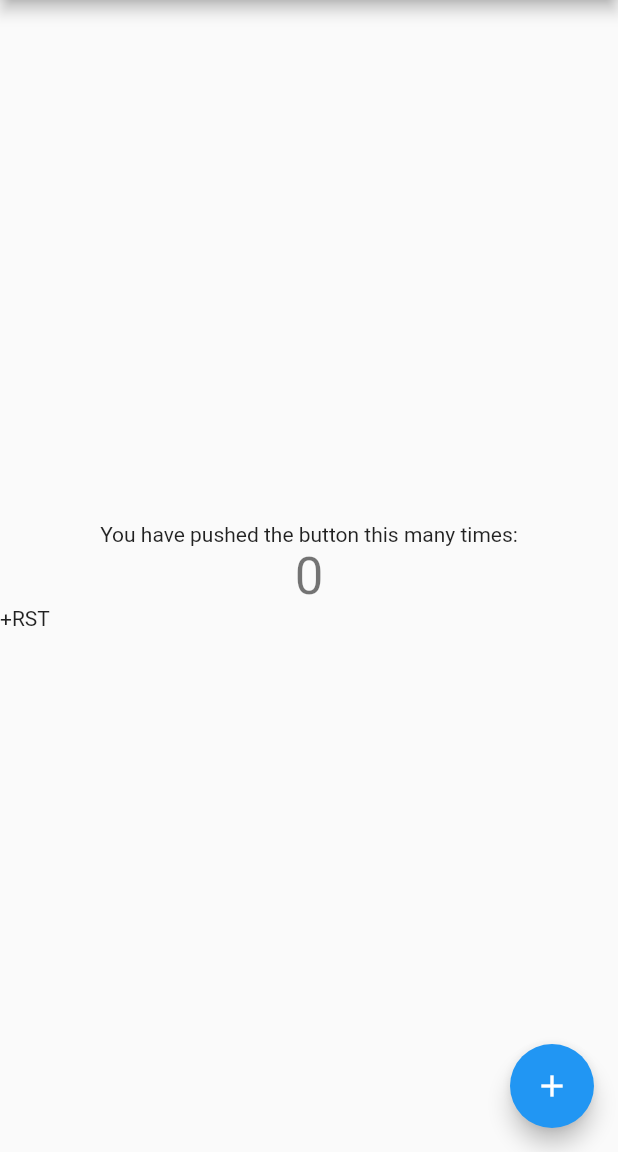
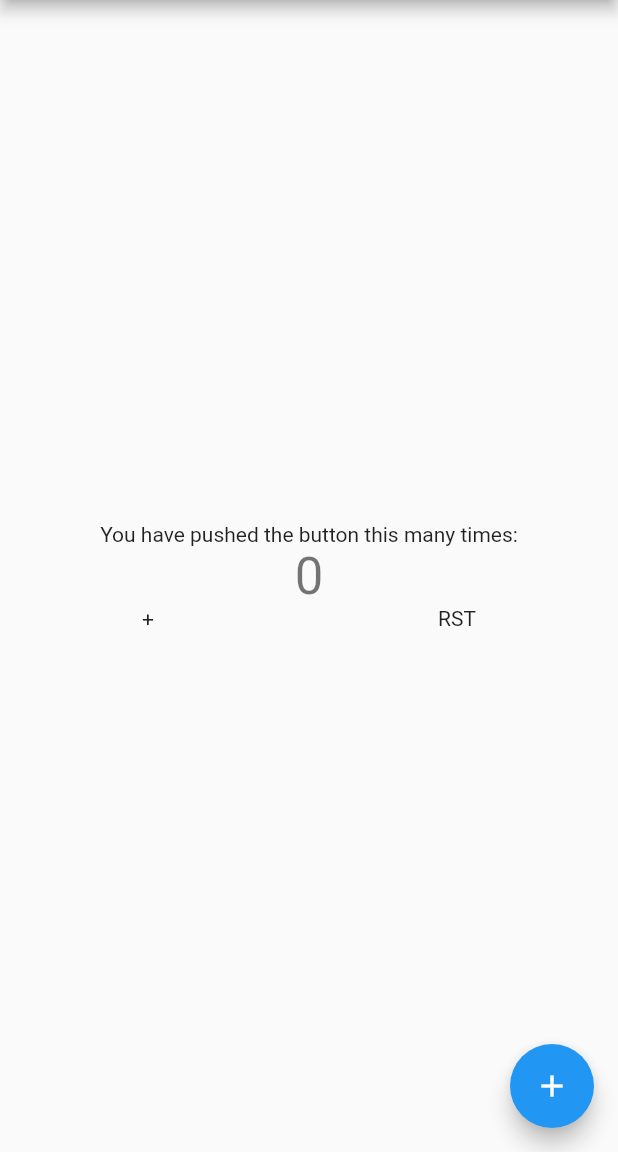
Before and after one commit to sylwestertylec/Flutter_app, a Flutter app: the screen it shows after launch, on a phone screen of 412 x 824 dp, the part 84-1236 px from its top. Run offline on Flutter 3.47's test engine with Material 2 defaults, Android fonts, the phone set to English and light mode, and no system bars.

Commit message:
Add space between + and RST

```diff
--- a/lib/main.dart
+++ b/lib/main.dart
@@ -55,10 +55,12 @@ class _MyHomePageState extends State<MyHomePage> {
               '$_counter',
               style: Theme.of(context).textTheme.headline4,
             ),
-            Row(children: <Widget>[
-              Text('+'),
-              Text('RST'),
-            ]),
+            Row(
+                mainAxisAlignment: MainAxisAlignment.spaceAround,
+                children: <Widget>[
+                  Text('+'),
+                  Text('RST'),
+                ]),
           ],
         ),
       ),
```
